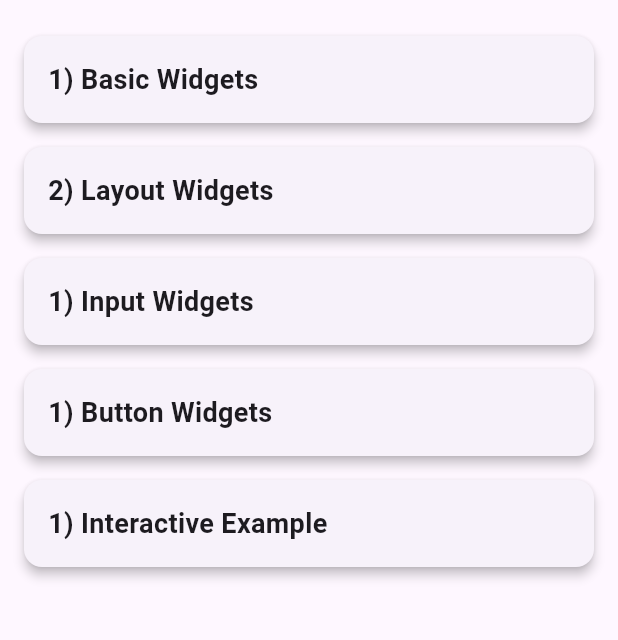
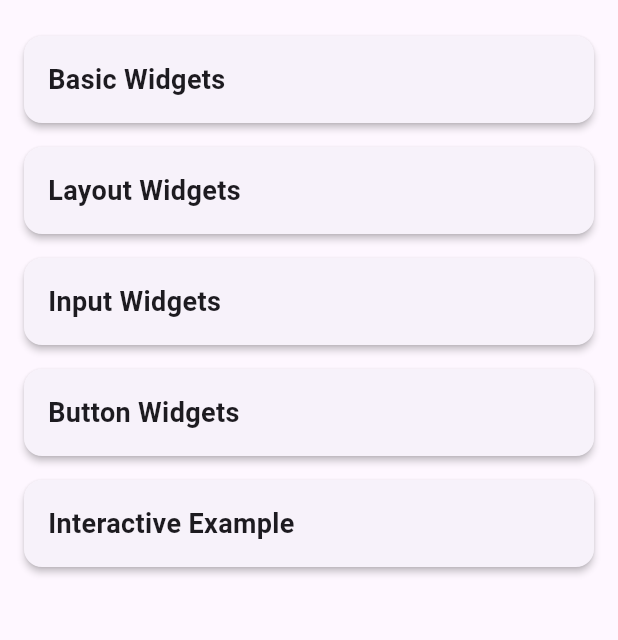
Before and after one commit to marcdevelopez/flutter-dart-labs, a Flutter app: the screen it shows after launch, on a phone screen of 412 x 824 dp, the part 84-724 px from its top. Run offline on Flutter 3.47's test engine with Material 3 defaults, Android fonts, the light colour scheme and no system bars.

Commit message:
feat(mini-exercise-widgets): minimal visual changes
change elevation items, remove numerations at Strings items

```diff
--- a/mini_exercises/_6_flutter_widgets_dart/lib/main.dart
+++ b/mini_exercises/_6_flutter_widgets_dart/lib/main.dart
@@ -94,15 +94,15 @@ class _GalleryHomePageState extends State<GalleryHomePage> {
         children: [
           // Iremos agregando secciones aquí…
           // Vamos a integrar el helper _buildSectionTitle para los títulos
-          _buildSectionTitle('1) Basic Widgets'),
+          _buildSectionTitle('Basic Widgets'),
           // (Sección 1 irá aquí))
-          _buildSectionTitle('2) Layout Widgets'),
+          _buildSectionTitle('Layout Widgets'),
           // (Sección 2 irá aquí))
-          _buildSectionTitle('1) Input Widgets'),
+          _buildSectionTitle('Input Widgets'),
           // (Sección 3 irá aquí))
-          _buildSectionTitle('1) Button Widgets'),
+          _buildSectionTitle('Button Widgets'),
           // (Sección 4 irá aquí))
-          _buildSectionTitle('1) Interactive Example'),
+          _buildSectionTitle('Interactive Example'),
           // (Sección 5 irá aquí))
         ],
       ),
@@ -117,7 +117,7 @@ Widget _buildSectionTitle(String title) {
     shape: RoundedRectangleBorder(
       borderRadius: BorderRadius.circular(12),
     ),
-    elevation: 3,
+    elevation: 2,
     margin: const EdgeInsets.symmetric(vertical: 8),
     child: Padding(
       padding: const EdgeInsets.all(16),
```
